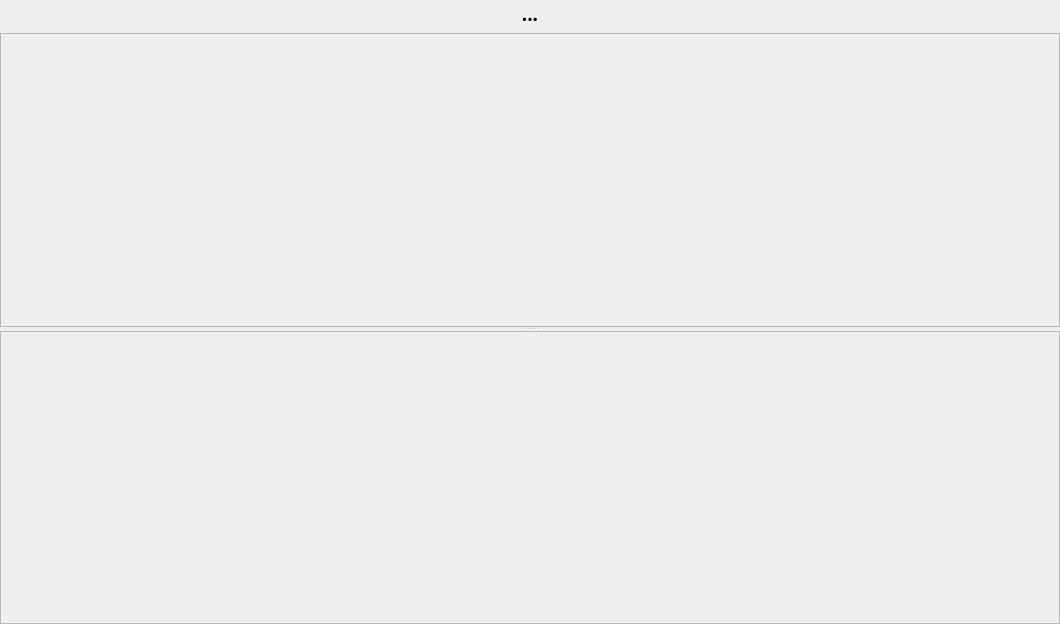
Qt form hbqtwidgets/loggraphics.ui (FiveTechSoft/qtcontribs) before a commit.
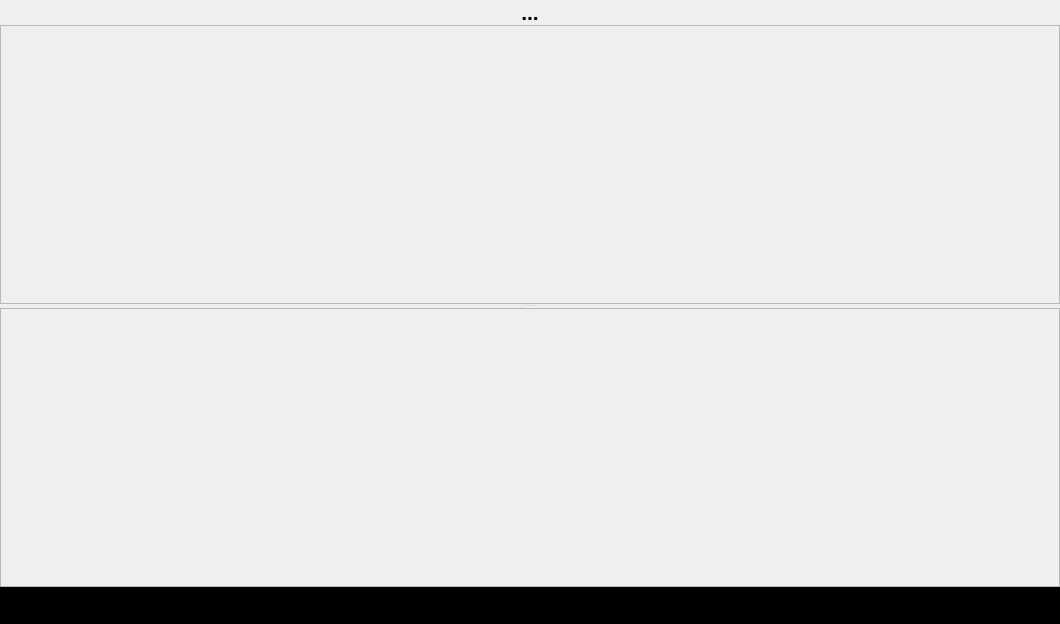
The same form after that commit.

```diff
--- a/hbqtwidgets/loggraphics.ui
+++ b/hbqtwidgets/loggraphics.ui
@@ -14,6 +14,9 @@
    <string>Graphics</string>
   </property>
   <layout class="QVBoxLayout" name="verticalLayout">
+   <property name="spacing">
+    <number>0</number>
+   </property>
    <property name="leftMargin">
     <number>0</number>
    </property>
@@ -31,12 +34,19 @@
      <property name="bottomMargin">
       <number>0</number>
      </property>
+    </layout>
+   </item>
+   <item>
+    <layout class="QHBoxLayout" name="horizontalLayout">
+     <property name="bottomMargin">
+      <number>0</number>
+     </property>
      <item>
-      <widget class="QLabel" name="labelErrors">
+      <widget class="QLabel" name="labelDesc">
        <property name="font">
         <font>
-         <family>Arial Black</family>
-         <pointsize>14</pointsize>
+         <family>Tahoma</family>
+         <pointsize>16</pointsize>
          <weight>75</weight>
          <bold>true</bold>
         </font>
@@ -124,7 +134,32 @@
     </widget>
    </item>
    <item>
-    <layout class="QHBoxLayout" name="hLayBottom"/>
+    <layout class="QHBoxLayout" name="hLayBottom">
+     <property name="bottomMargin">
+      <number>0</number>
+     </property>
+     <item>
+      <widget class="QLabel" name="labelErrors">
+       <property name="font">
+        <font>
+         <family>Arial Black</family>
+         <pointsize>20</pointsize>
+         <weight>75</weight>
+         <bold>true</bold>
+        </font>
+       </property>
+       <property name="styleSheet">
+        <string notr="true">background-color: rgb(0, 0, 0);</string>
+       </property>
+       <property name="text">
+        <string>...</string>
+       </property>
+       <property name="alignment">
+        <set>Qt::AlignCenter</set>
+       </property>
+      </widget>
+     </item>
+    </layout>
    </item>
   </layout>
  </widget>
```
